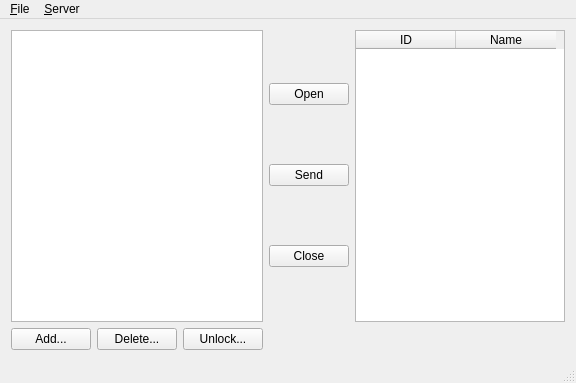
Qt form access_control_client/mainwindow.ui (jlliteres/edib) before a commit.
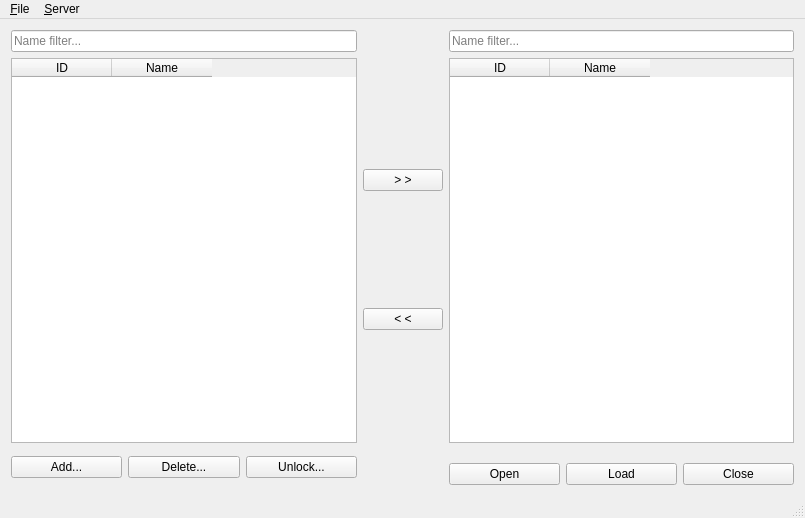
The same form after that commit.

Commit message: enter and exit functions

Patch:
```diff
--- a/access_control_client/mainwindow.ui
+++ b/access_control_client/mainwindow.ui
@@ -6,8 +6,8 @@
    <rect>
     <x>0</x>
     <y>0</y>
-    <width>576</width>
-    <height>383</height>
+    <width>805</width>
+    <height>518</height>
    </rect>
   </property>
   <property name="windowTitle">
@@ -15,35 +15,7 @@
   </property>
   <widget class="QWidget" name="centralWidget">
    <layout class="QGridLayout" name="gridLayout">
-    <item row="0" column="0">
-     <widget class="QListWidget" name="log"/>
-    </item>
-    <item row="0" column="1">
-     <layout class="QVBoxLayout" name="verticalLayout">
-      <item>
-       <widget class="QPushButton" name="btnOpen">
-        <property name="text">
-         <string>Open</string>
-        </property>
-       </widget>
-      </item>
-      <item>
-       <widget class="QPushButton" name="btnSend">
-        <property name="text">
-         <string>Send</string>
-        </property>
-       </widget>
-      </item>
-      <item>
-       <widget class="QPushButton" name="btnClose">
-        <property name="text">
-         <string>Close</string>
-        </property>
-       </widget>
-      </item>
-     </layout>
-    </item>
-    <item row="1" column="0" rowspan="4">
+    <item row="2" column="0" rowspan="4">
      <layout class="QHBoxLayout" name="horizontalLayout">
       <item>
        <widget class="QPushButton" name="btnAdd">
@@ -74,10 +46,42 @@
       </item>
      </layout>
     </item>
-    <item row="3" column="2" rowspan="2">
-     <layout class="QHBoxLayout" name="horizontalLayout_2"/>
+    <item row="0" column="0">
+     <widget class="QLineEdit" name="filterOut">
+      <property name="text">
+       <string/>
+      </property>
+      <property name="placeholderText">
+       <string>Name filter...</string>
+      </property>
+     </widget>
     </item>
     <item row="0" column="2">
+     <widget class="QLineEdit" name="filterIn">
+      <property name="placeholderText">
+       <string>Name filter...</string>
+      </property>
+     </widget>
+    </item>
+    <item row="1" column="1">
+     <layout class="QVBoxLayout" name="verticalLayout">
+      <item>
+       <widget class="QPushButton" name="btnEnter">
+        <property name="text">
+         <string>&gt; &gt;</string>
+        </property>
+       </widget>
+      </item>
+      <item>
+       <widget class="QPushButton" name="btnExit">
+        <property name="text">
+         <string>&lt; &lt;</string>
+        </property>
+       </widget>
+      </item>
+     </layout>
+    </item>
+    <item row="1" column="2">
      <widget class="QTableWidget" name="tblIN">
       <column>
        <property name="text">
@@ -91,6 +95,45 @@
       </column>
      </widget>
     </item>
+    <item row="4" column="2" rowspan="2">
+     <layout class="QHBoxLayout" name="horizontalLayout_2">
+      <item>
+       <widget class="QPushButton" name="btnOpen">
+        <property name="text">
+         <string>Open</string>
+        </property>
+       </widget>
+      </item>
+      <item>
+       <widget class="QPushButton" name="btnSend">
+        <property name="text">
+         <string>Load</string>
+        </property>
+       </widget>
+      </item>
+      <item>
+       <widget class="QPushButton" name="btnClose">
+        <property name="text">
+         <string>Close</string>
+        </property>
+       </widget>
+      </item>
+     </layout>
+    </item>
+    <item row="1" column="0">
+     <widget class="QTableWidget" name="tblOUT">
+      <column>
+       <property name="text">
+        <string>ID</string>
+       </property>
+      </column>
+      <column>
+       <property name="text">
+        <string>Name</string>
+       </property>
+      </column>
+     </widget>
+    </item>
    </layout>
   </widget>
   <widget class="QStatusBar" name="statusBar"/>
@@ -99,7 +142,7 @@
     <rect>
      <x>0</x>
      <y>0</y>
-     <width>576</width>
+     <width>805</width>
      <height>23</height>
     </rect>
    </property>
```
The commit also changes 11 other files.
